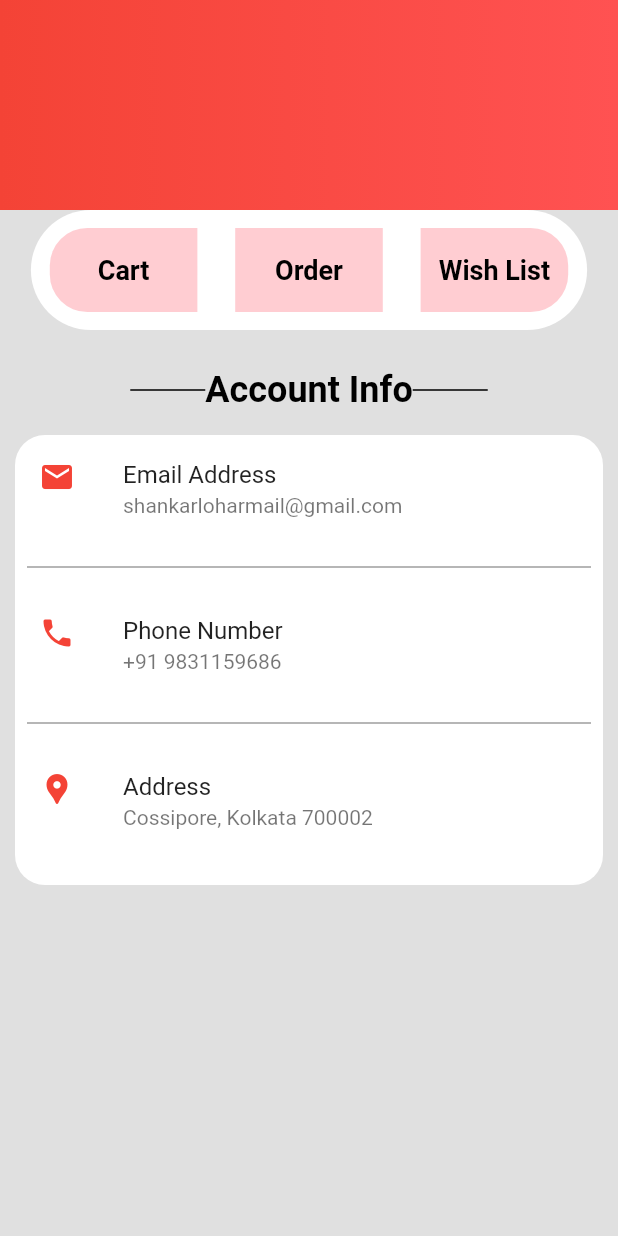
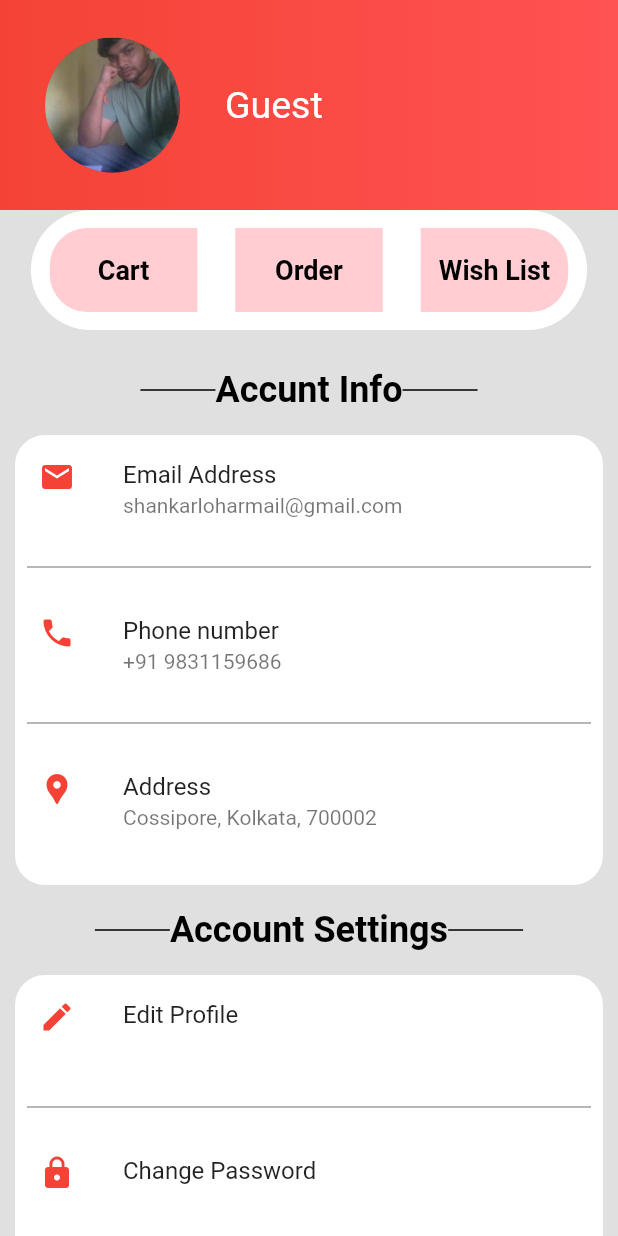
Before and after one commit to shankarlohar/BB-Baazar, a Flutter app: the ProfileScreen screen opened directly, on a phone screen of 412 x 824 dp. Run offline on Flutter 3.47's test engine with Material 2 defaults, Android fonts, the phone set to English and light mode, and no system bars; our stand-ins replace cloud_firestore, firebase_auth, firebase_core, firebase_storage, image_picker; accounts and stored records are empty; Roboto replaces fonts that are missing (Brand-Bold).

Commit message:
Profile Screen

```diff
--- a/lib/views/profile_screen.dart
+++ b/lib/views/profile_screen.dart
@@ -31,6 +31,28 @@ class ProfileScreen extends StatelessWidget {
                         colors: [
                           Colors.red,
                           Colors.redAccent,
+                        ],
+                      ),
+                    ),
+                    child: Padding(
+                      padding: const EdgeInsets.all(25.0),
+                      child: Row(
+                        children: [
+                          CircleAvatar(
+                            radius: 50,
+                            backgroundImage:
+                                AssetImage('assets/images/app_logo/image.jpg'),
+                          ),
+                          SizedBox(
+                            width: 25,
+                          ),
+                          Text(
+                            "Guest",
+                            style: TextStyle(
+                              fontSize: 25,
+                              color: Colors.white,
+                            ),
+                          )
                         ],
                       ),
                     ),
@@ -142,34 +164,8 @@ class ProfileScreen extends StatelessWidget {
                 SizedBox(
                   height: 20,
                 ),
-                Row(
-                  mainAxisAlignment: MainAxisAlignment.center,
-                  children: [
-                    SizedBox(
-                      height: 40,
-                      width: 50,
-                      child: Divider(
-                        color: Colors.black,
-                        thickness: 1,
-                      ),
-                    ),
-                    Text(
-                      "Account Info",
-                      style: TextStyle(
-                        fontSize: 24,
-                        fontWeight: FontWeight.w700,
-                        color: Colors.black,
-                      ),
-                    ),
-                    SizedBox(
-                      height: 40,
-                      width: 50,
-                      child: Divider(
-                        color: Colors.black,
-                        thickness: 1,
-                      ),
-                    ),
-                  ],
+                RepeatedDividor(
+                  title: "Accunt Info",
                 ),
                 Padding(
                   padding: const EdgeInsets.all(10.0),
@@ -184,15 +180,10 @@ class ProfileScreen extends StatelessWidget {
                     ),
                     child: Column(
                       children: [
-                        ListTile(
-                          title: Text("Email Address"),
-                          subtitle: Text(
-                            "shankarloharmail@gmail.com",
-                          ),
-                          leading: Icon(
-                            Icons.email,
-                            color: Colors.red,
-                          ),
+                        RepeatedListTile(
+                          title: "Email Address",
+                          subtitle: "shankarloharmail@gmail.com",
+                          leading: Icons.email,
                         ),
                         Padding(
                           padding: const EdgeInsets.all(8.0),
@@ -201,15 +192,10 @@ class ProfileScreen extends StatelessWidget {
                             thickness: 1,
                           ),
                         ),
-                        ListTile(
-                          title: Text("Phone Number"),
-                          subtitle: Text(
-                            "+91 9831159686",
-                          ),
-                          leading: Icon(
-                            Icons.phone,
-                            color: Colors.red,
-                          ),
+                        RepeatedListTile(
+                          title: "Phone number",
+                          subtitle: "+91 9831159686",
+                          leading: Icons.phone,
                         ),
                         Padding(
                           padding: const EdgeInsets.all(8.0),
@@ -218,15 +204,59 @@ class ProfileScreen extends StatelessWidget {
                             thickness: 1,
                           ),
                         ),
-                        ListTile(
-                          title: Text("Address"),
-                          subtitle: Text(
-                            "Cossipore, Kolkata 700002",
+                        RepeatedListTile(
+                          title: "Address",
+                          subtitle: "Cossipore, Kolkata, 700002",
+                          leading: Icons.location_pin,
+                        ),
+                      ],
+                    ),
+                  ),
+                ),
+                RepeatedDividor(
+                  title: "Account Settings",
+                ),
+                Padding(
+                  padding: const EdgeInsets.all(10.0),
+                  child: Container(
+                    height: 300,
+                    width: double.infinity,
+                    decoration: BoxDecoration(
+                      color: Colors.white,
+                      borderRadius: BorderRadius.circular(
+                        20,
+                      ),
+                    ),
+                    child: Column(
+                      children: [
+                        RepeatedListTile(
+                          title: "Edit Profile",
+                          subtitle: "",
+                          leading: Icons.edit,
+                        ),
+                        Padding(
+                          padding: const EdgeInsets.all(8.0),
+                          child: Divider(
+                            color: Colors.grey,
+                            thickness: 1,
                           ),
-                          leading: Icon(
-                            Icons.location_pin,
-                            color: Colors.red,
+                        ),
+                        RepeatedListTile(
+                          title: "Change Password",
+                          subtitle: "",
+                          leading: Icons.lock,
+                        ),
+                        Padding(
+                          padding: const EdgeInsets.all(8.0),
+                          child: Divider(
+                            color: Colors.grey,
+                            thickness: 1,
                           ),
+                        ),
+                        RepeatedListTile(
+                          title: "Logout",
+                          subtitle: "",
+                          leading: Icons.logout,
                         ),
                       ],
                     ),
@@ -240,3 +270,70 @@ class ProfileScreen extends StatelessWidget {
     );
   }
 }
+
+class RepeatedListTile extends StatelessWidget {
+  final String title;
+  final String subtitle;
+  final IconData leading;
+  const RepeatedListTile({
+    required this.title,
+    required this.subtitle,
+    required this.leading,
+    Key? key,
+  }) : super(key: key);
+
+  @override
+  Widget build(BuildContext context) {
+    return ListTile(
+      title: Text(title),
+      subtitle: Text(
+        subtitle,
+      ),
+      leading: Icon(
+        leading,
+        color: Colors.red,
+      ),
+    );
+  }
+}
+
+class RepeatedDividor extends StatelessWidget {
+  final String title;
+  const RepeatedDividor({
+    required this.title,
+    Key? key,
+  }) : super(key: key);
+
+  @override
+  Widget build(BuildContext context) {
+    return Row(
+      mainAxisAlignment: MainAxisAlignment.center,
+      children: [
+        SizedBox(
+          height: 40,
+          width: 50,
+          child: Divider(
+            color: Colors.black,
+            thickness: 1,
+          ),
+        ),
+        Text(
+          title,
+          style: TextStyle(
+            fontSize: 24,
+            fontWeight: FontWeight.w700,
+            color: Colors.black,
+          ),
+        ),
+        SizedBox(
+          height: 40,
+          width: 50,
+          child: Divider(
+            color: Colors.black,
+            thickness: 1,
+          ),
+        ),
+      ],
+    );
+  }
+}
--- a/pubspec.yaml
+++ b/pubspec.yaml
@@ -65,9 +65,8 @@ flutter:
   uses-material-design: true
 
   # To add assets to your application, add an assets section, like this:
-  # assets:
-  #   - images/a_dot_burr.jpeg
-  #   - images/a_dot_ham.jpeg
+  assets:
+    - assets/images/app_logo/image.jpg
 
   # An image asset can refer to one or more resolution-specific "variants", see
   # https://flutter.dev/assets-and-images/#resolution-aware
```
Also changed, not shown: assets/images/app_logo/image.jpg (added).
